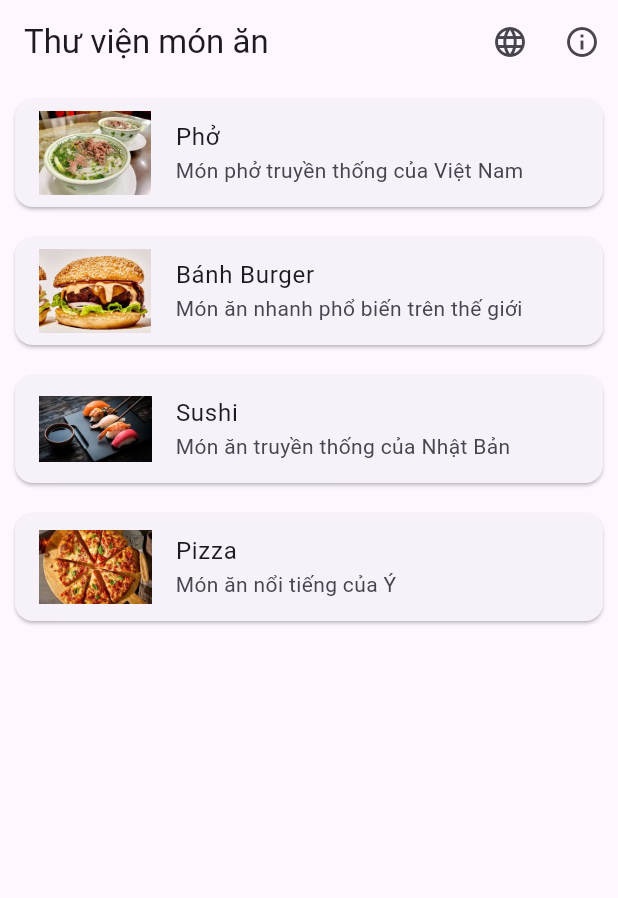
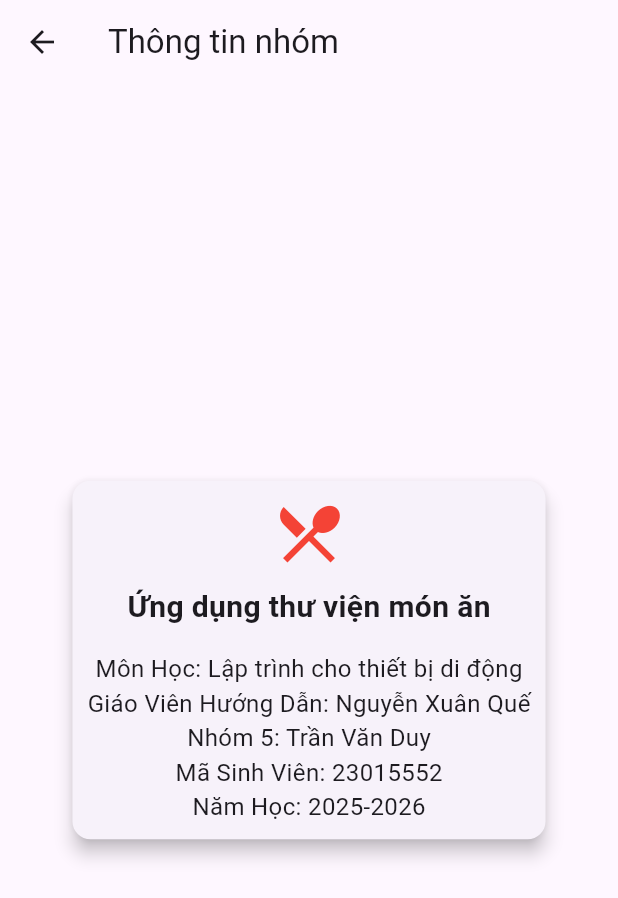
Before and after one commit to Duy414/2025_2_LTTBDD_N02_Nhom_5, a Flutter app: the screen it shows after launch, after a tap on the "info outline" icon, on a phone screen of 412 x 824 dp. Shown: the top 898 px of the screen. Run offline on Flutter 3.47's test engine with Material 3 defaults, Android fonts, the light colour scheme and no system bars.

Commit message:
thêm màn giới thiệu thông tin nhóm

```diff
--- a/lib/main.dart
+++ b/lib/main.dart
@@ -100,7 +100,11 @@
           ),
           IconButton(
             icon: Icon(Icons.info_outline),
-            onPressed: () {},
+            onPressed: () {
+              Navigator.push(
+                context,MaterialPageRoute(builder: (_) => Manthongtin())
+              );
+            },
           ),
         ],
       ),
@@ -162,3 +166,37 @@
     );
   }
 }
+class Manthongtin extends StatelessWidget {
+
+  @override
+  Widget build(BuildContext context) {
+    return Scaffold(
+      appBar: AppBar(title: Text("Thông tin nhóm"),),
+      body: Center(child: Card(
+        elevation: 5,
+        margin: EdgeInsets.all(10),
+        child: Padding(
+          padding: EdgeInsets.all(10),
+          child: Column(
+            mainAxisSize: MainAxisSize.min,
+            children: [Icon(
+              Icons.restaurant_menu,
+              size: 50,
+              color: Colors.red,
+            ),
+            SizedBox(height: 10),
+            Text("Ứng dụng thư viện món ăn", style: TextStyle(fontSize: 20, fontWeight: FontWeight.bold),),
+            SizedBox(height: 15),
+            Text("Môn Học: Lập trình cho thiết bị di động", style: TextStyle(fontSize: 16),),
+            Text("Giáo Viên Hướng Dẫn: Nguyễn Xuân Quế", style: TextStyle(fontSize: 16),),
+            Text("Nhóm 5: Trần Văn Duy",style: TextStyle(fontSize: 16),),
+            Text("Mã Sinh Viên: 23015552", style: TextStyle(fontSize: 16),),
+            Text("Năm Học: 2025-2026", style: TextStyle(fontSize: 16),)
+            ]
+          ),
+          ),
+        ),
+      ),
+    );
+  }
+}
```
